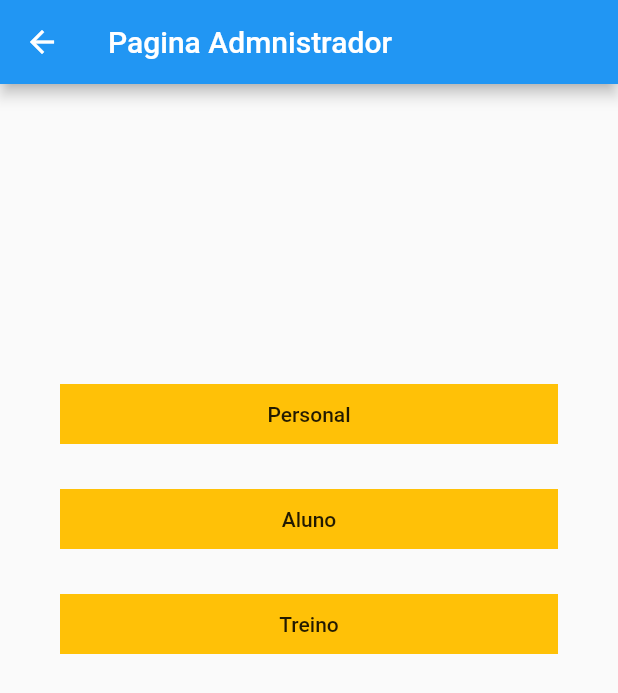
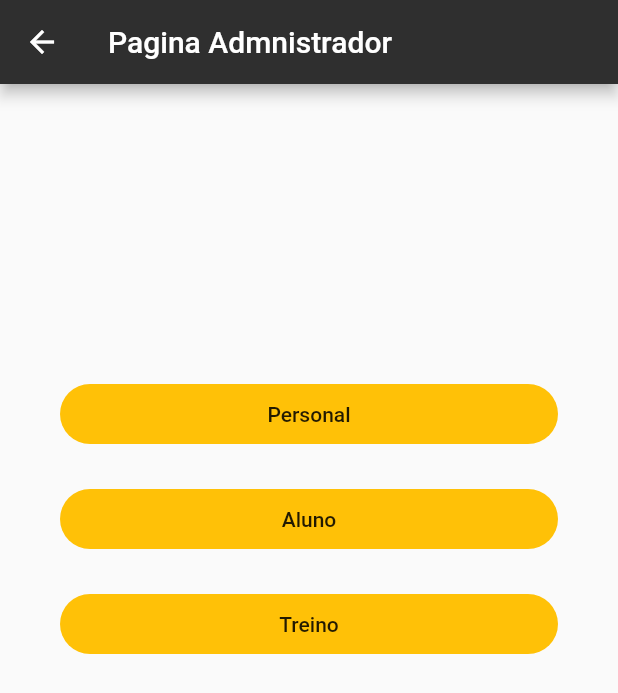
Before and after one commit to FranciscoGabrielCavalcanteCandido/Starting-Training-PI2, a Flutter app: the AdmPage screen opened by its route, on a phone screen of 412 x 824 dp. Shown: the top 693 px of the screen. Run offline on Flutter 3.47's test engine with Material 2 defaults, Android fonts, the phone set to English and light mode, and no system bars; our stand-ins replace sqflite; missing offline and left inert: dart:html; accounts and stored records are empty.

Commit message:
Francisco - interface

```diff
--- a/lib/app/view/admPage.dart
+++ b/lib/app/view/admPage.dart
@@ -7,7 +7,7 @@ class AdmPage extends StatelessWidget {
   Widget build(BuildContext context) {
     return Scaffold(
       appBar: AppBar(
-        backgroundColor: Colors.blue,
+        backgroundColor: Color.fromARGB(255, 47, 47, 47),
         title: Text("Pagina Admnistrador"),
       ),
       body: Container(
@@ -23,6 +23,7 @@ class AdmPage extends StatelessWidget {
               width: 40,
               decoration: BoxDecoration(
                 color: Colors.amber,
+                borderRadius: BorderRadius.circular(50.0),
               ),
               child: FlatButton(
                 child: Text("Personal"),
@@ -38,6 +39,7 @@ class AdmPage extends StatelessWidget {
               width: 40,
               decoration: BoxDecoration(
                 color: Colors.amber,
+                borderRadius: BorderRadius.circular(50.0),
               ),
               child: FlatButton(
                 child: Text("Aluno"),
@@ -53,6 +55,7 @@ class AdmPage extends StatelessWidget {
               width: 40,
               decoration: BoxDecoration(
                 color: Colors.amber,
+                borderRadius: BorderRadius.circular(50.0),
               ),
               child: FlatButton(
                 child: Text("Treino"),
--- a/lib/app/view/alunoView/alunoPage.dart
+++ b/lib/app/view/alunoView/alunoPage.dart
@@ -7,7 +7,7 @@ class AlunoPage extends StatelessWidget {
   Widget build(BuildContext context) {
     return Scaffold(
       appBar: AppBar(
-        backgroundColor: Colors.blue,
+        backgroundColor: Color.fromARGB(255, 47, 47, 47),
         title: Text("Pagina Aluno"),
       ),
       body: Container(
--- a/lib/app/view/alunoView/registrationAlunoPage.dart
+++ b/lib/app/view/alunoView/registrationAlunoPage.dart
@@ -64,8 +64,7 @@ class RegistrationAlunoPage extends StatelessWidget {
     return Scaffold(
         appBar: AppBar(
           backgroundColor: Color.fromARGB(255, 47, 47, 47),
-          title: Text('Cadastro de Aluno'),
-          centerTitle: true,
+          title: Text("Cadastro de Aluno"),
         ),
         body: Container(
           padding: EdgeInsets.only(
--- a/lib/app/view/personalView/listPersonalPage.dart
+++ b/lib/app/view/personalView/listPersonalPage.dart
@@ -9,10 +9,7 @@ class ListPersonalPage extends StatefulWidget {
 }
 
 class _ListPersonalPageState extends State<ListPersonalPage> {
-<<<<<<< HEAD
-=======
   //FUNÇÃO QUE BUSCA OS DADOS DO PERSONAL
->>>>>>> c9c24a4b9a33b4080f7beced3fa5d74c6839cc30
   Future<List<Map<String, Object?>>> buscaDadosPersonal() async {
     String caminhoBD = join(await getDatabasesPath(), 'banco.db');
     Database banco = await Conexao.get();
--- a/lib/app/view/personalView/personalPage.dart
+++ b/lib/app/view/personalView/personalPage.dart
@@ -7,7 +7,7 @@ class PersonalPage extends StatelessWidget {
   Widget build(BuildContext context) {
     return Scaffold(
       appBar: AppBar(
-        backgroundColor: Colors.blue,
+        backgroundColor: Color.fromARGB(255, 47, 47, 47),
         title: Text("Pagina Personal"),
       ),
       body: Container(
```
